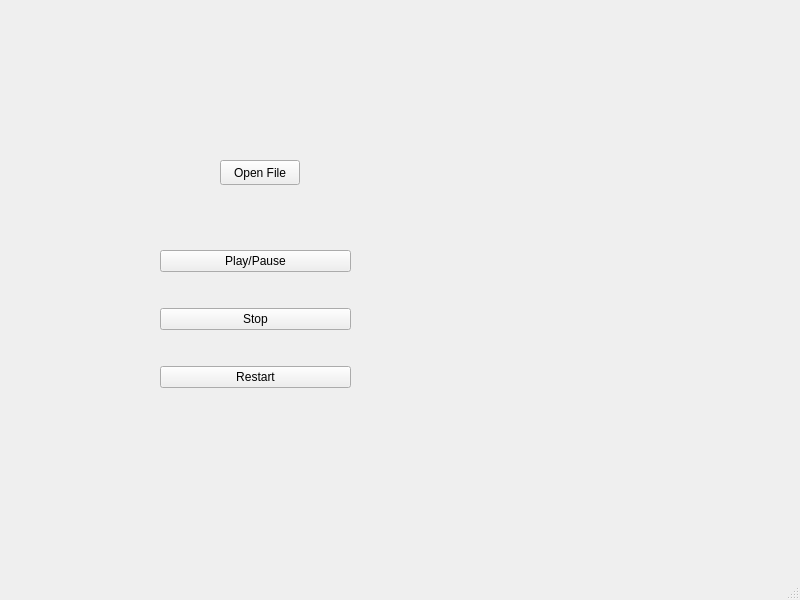
Old version of the form mainwindow.ui in the repository Pottarr/QtGroove.
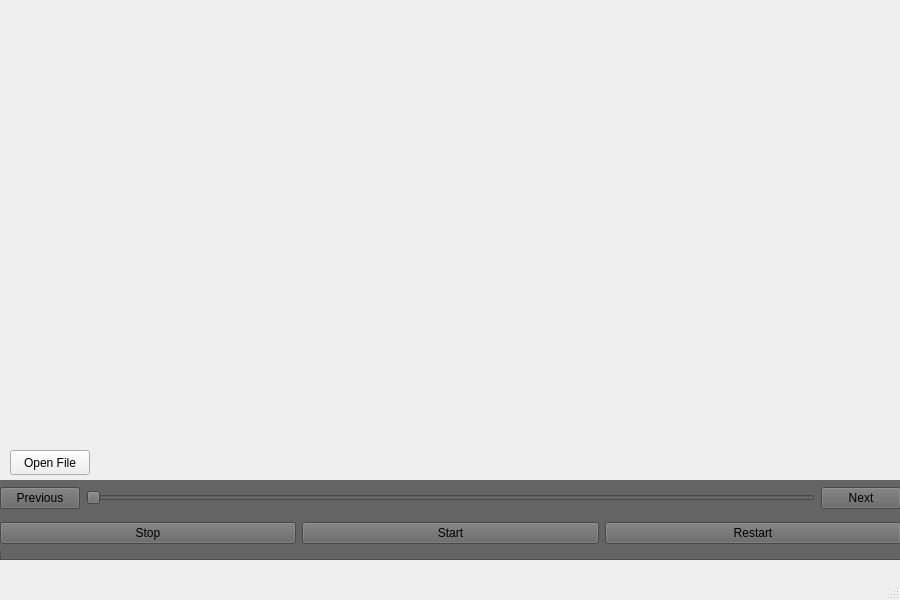
New version of the form.

```diff
--- a/mainwindow.ui
+++ b/mainwindow.ui
@@ -6,7 +6,7 @@
    <rect>
     <x>0</x>
     <y>0</y>
-    <width>800</width>
+    <width>900</width>
     <height>600</height>
    </rect>
   </property>
@@ -17,8 +17,8 @@
    <widget class="QPushButton" name="openFile">
     <property name="geometry">
      <rect>
-      <x>220</x>
-      <y>160</y>
+      <x>10</x>
+      <y>450</y>
       <width>80</width>
       <height>25</height>
      </rect>
@@ -27,23 +27,61 @@
      <string>Open File</string>
     </property>
    </widget>
+   <widget class="QFrame" name="controlPanelFrame">
+    <property name="geometry">
+     <rect>
+      <x>0</x>
+      <y>480</y>
+      <width>901</width>
+      <height>80</height>
+     </rect>
+    </property>
+    <property name="styleSheet">
+     <string notr="true">background-color: rgb(100, 100, 100);</string>
+    </property>
+    <property name="frameShape">
+     <enum>QFrame::Shape::StyledPanel</enum>
+    </property>
+    <property name="frameShadow">
+     <enum>QFrame::Shadow::Raised</enum>
+    </property>
    <widget class="QWidget" name="verticalLayoutWidget">
     <property name="geometry">
      <rect>
-      <x>160</x>
-      <y>220</y>
-      <width>191</width>
-      <height>201</height>
+       <x>0</x>
+       <y>0</y>
+       <width>901</width>
+       <height>71</height>
      </rect>
     </property>
     <layout class="QVBoxLayout" name="verticalLayout">
      <item>
-      <widget class="QPushButton" name="pauseButton">
+       <layout class="QHBoxLayout" name="horizontalLayout">
+        <item>
+         <widget class="QPushButton" name="previousButton">
        <property name="text">
-        <string>Play/Pause</string>
+           <string>Previous</string>
        </property>
       </widget>
      </item>
+        <item>
+         <widget class="QSlider" name="horizontalSlider">
+          <property name="orientation">
+           <enum>Qt::Orientation::Horizontal</enum>
+          </property>
+         </widget>
+        </item>
+        <item>
+         <widget class="QPushButton" name="nextButton">
+          <property name="text">
+           <string>Next</string>
+          </property>
+         </widget>
+        </item>
+       </layout>
+      </item>
+      <item>
+       <layout class="QHBoxLayout" name="horizontalLayout_2">
      <item>
       <widget class="QPushButton" name="stopButton">
        <property name="text">
@@ -51,6 +89,13 @@
        </property>
       </widget>
      </item>
+        <item>
+         <widget class="QPushButton" name="pauseButton">
+          <property name="text">
+           <string>Start</string>
+          </property>
+         </widget>
+        </item>
      <item>
       <widget class="QPushButton" name="restartButton">
        <property name="text">
@@ -59,6 +104,9 @@
       </widget>
      </item>
     </layout>
+      </item>
+     </layout>
+    </widget>
    </widget>
   </widget>
   <widget class="QMenuBar" name="menubar">
```
Left out of the diff: 4 changed lines with no effect on the pictures. Lines whose indentation alone changed are shown as unchanged.
